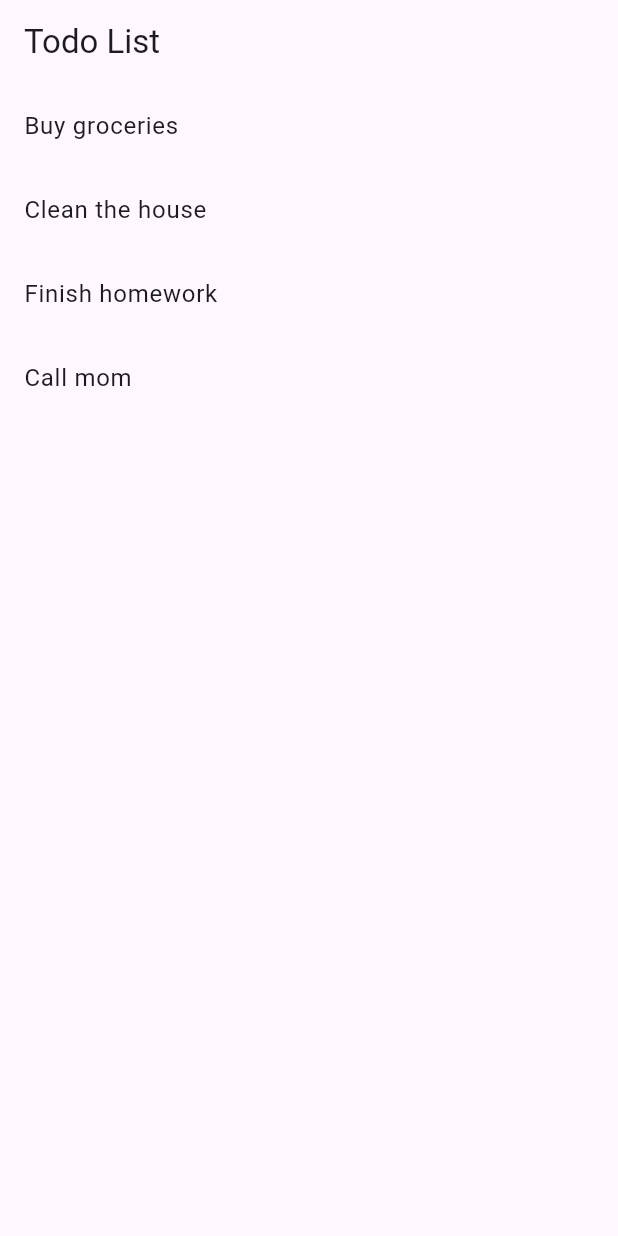
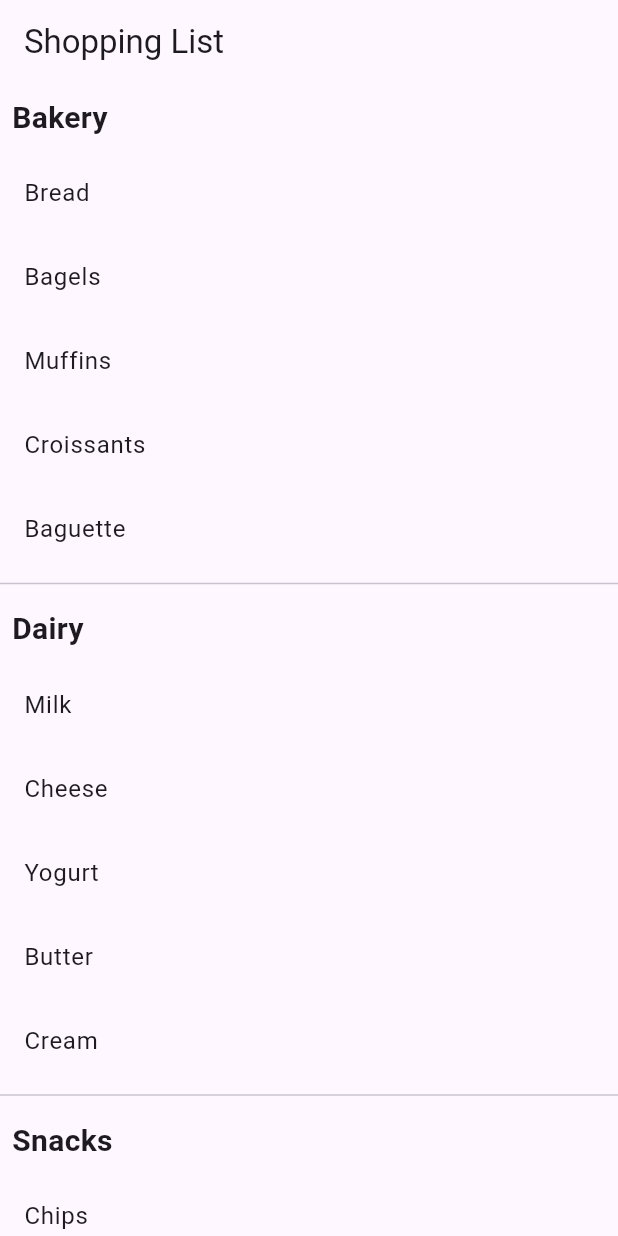
Before and after one commit to Miniieee/shoppinglist, a Flutter app: the screen it shows after launch, on a phone screen of 412 x 824 dp. Run offline on Flutter 3.47's test engine with Material 3 defaults, Android fonts, the phone set to English and light mode, and no system bars.

Commit message:
added id

```diff
--- a/lib/main.dart
+++ b/lib/main.dart
@@ -7,71 +7,121 @@ void main() {
 class MyApp extends StatelessWidget {
   const MyApp({super.key});
 
-  // This widget is the root of your application.
+  // Root of the application.
   @override
   Widget build(BuildContext context) {
-    return MaterialApp(title: 'Todo List', home: TodoListPage());
+    return MaterialApp(title: 'Shopping List', home: ShoppingListPage());
   }
 }
 
-// Model for a todo item.
-class Todo {
+// Model for a shopping item.
+class ShoppingItem {
   final String title;
-  bool isDone;
+  bool isBought;
 
-  Todo({required this.title, this.isDone = false});
+  ShoppingItem({required this.title, this.isBought = false, this.id = 0});
+  int id;
 }
 
-class TodoListPage extends StatefulWidget {
+class ShoppingListPage extends StatefulWidget {
   @override
-  _TodoListPageState createState() => _TodoListPageState();
+  _ShoppingListPageState createState() => _ShoppingListPageState();
 }
 
-class _TodoListPageState extends State<TodoListPage> {
-  List<Todo> todos = [
-    Todo(title: 'Buy groceries'),
-    Todo(title: 'Clean the house'),
-    Todo(title: 'Finish homework'),
-    Todo(title: 'Call mom'),
+class _ShoppingListPageState extends State<ShoppingListPage> {
+  // Category lists.
+  List<ShoppingItem> bakeryItems = [
+    ShoppingItem(title: 'Bread', isBought: false, id: 1),
+    ShoppingItem(title: 'Bagels', isBought: false, id: 2),
+    ShoppingItem(title: 'Muffins', isBought: false, id: 3),
+    ShoppingItem(title: 'Croissants', isBought: false, id: 4),
+    ShoppingItem(title: 'Baguette', isBought: false, id: 5),
   ];
 
-  void _toggleTodo(int index) {
+  List<ShoppingItem> dairyItems = [
+    ShoppingItem(title: 'Milk', isBought: false, id: 6),
+    ShoppingItem(title: 'Cheese', isBought: false, id: 7),
+    ShoppingItem(title: 'Yogurt', isBought: false, id: 8),
+    ShoppingItem(title: 'Butter', isBought: false, id: 9),
+    ShoppingItem(title: 'Cream', isBought: false, id: 10),
+  ];
+
+  List<ShoppingItem> snacksItems = [
+    ShoppingItem(title: 'Chips', isBought: false, id: 11),
+    ShoppingItem(title: 'Cookies', isBought: false, id: 12),
+    ShoppingItem(title: 'Candy', isBought: false, id: 13),
+    ShoppingItem(title: 'Nuts', isBought: false, id: 14),
+    ShoppingItem(title: 'Granola Bars', isBought: false, id: 15),
+  ];
+
+  // Toggle the item's status and reposition it within its category.
+  void _toggleItem(List<ShoppingItem> items, int index) {
     setState(() {
-      if (!todos[index].isDone) {
-        // Mark as done, add strike-through, and move to bottom.
-        todos[index].isDone = true;
-        final todo = todos.removeAt(index);
-        todos.add(todo);
+      if (!items[index].isBought) {
+        // Mark as bought, add strike-through, and move to bottom.
+        items[index].isBought = true;
+        final item = items.removeAt(index);
+        items.add(item);
       } else {
-        // Remove strike-through and move back to the top.
-        todos[index].isDone = false;
-        final todo = todos.removeAt(index);
-        todos.insert(0, todo);
+        // Mark as not bought, remove strike-through, and move to top.
+        items[index].isBought = false;
+        final item = items.removeAt(index);
+        items.insert(0, item);
       }
     });
+  }
+
+  // Build a section for a given category.
+  Widget _buildCategorySection(String categoryName, List<ShoppingItem> items) {
+    return Column(
+      crossAxisAlignment: CrossAxisAlignment.start,
+      children: [
+        // Category header.
+        Padding(
+          padding: const EdgeInsets.all(8.0),
+          child: Text(
+            categoryName,
+            style: const TextStyle(fontSize: 20, fontWeight: FontWeight.bold),
+          ),
+        ),
+        // List of items in this category.
+        ListView.builder(
+          shrinkWrap: true,
+          physics: const NeverScrollableScrollPhysics(),
+          itemCount: items.length,
+          itemBuilder: (context, index) {
+            final item = items[index];
+            return ListTile(
+              title: Text(
+                item.title,
+                style: TextStyle(
+                  decoration:
+                      item.isBought
+                          ? TextDecoration.lineThrough
+                          : TextDecoration.none,
+                ),
+              ),
+              onTap: () => _toggleItem(items, index),
+            );
+          },
+        ),
+        const Divider(), // Optional divider between sections.
+      ],
+    );
   }
 
   @override
   Widget build(BuildContext context) {
     return Scaffold(
-      appBar: AppBar(title: const Text('Todo List')),
-      body: ListView.builder(
-        itemCount: todos.length,
-        itemBuilder: (context, index) {
-          final todo = todos[index];
-          return ListTile(
-            title: Text(
-              todo.title,
-              style: TextStyle(
-                decoration:
-                    todo.isDone
-                        ? TextDecoration.lineThrough
-                        : TextDecoration.none,
-              ),
-            ),
-            onTap: () => _toggleTodo(index),
-          );
-        },
+      appBar: AppBar(title: const Text('Shopping List')),
+      body: SingleChildScrollView(
+        child: Column(
+          children: [
+            _buildCategorySection('Bakery', bakeryItems),
+            _buildCategorySection('Dairy', dairyItems),
+            _buildCategorySection('Snacks', snacksItems),
+          ],
+        ),
       ),
     );
   }
```
